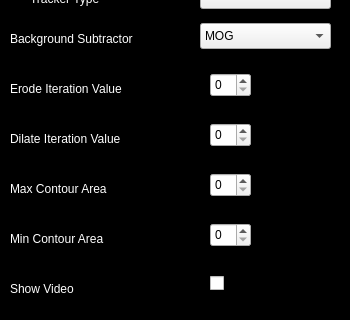
Qt form SwiftWatch/settings.ui (colbytimm/SwiftWatch) before a commit; both pictures show x 0 to 350 and y 87 to 407 of the 350 by 606 pixel window.
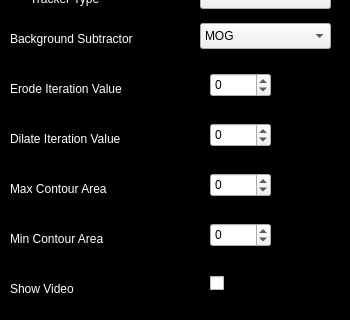
The same form after that commit.

Commit message: Increase max for QSpinBox for min and max contour area

The edit to the form file:
```diff
--- a/SwiftWatch/settings.ui
+++ b/SwiftWatch/settings.ui
@@ -123,10 +123,13 @@
     <rect>
      <x>210</x>
      <y>160</y>
-     <width>41</width>
+     <width>61</width>
      <height>24</height>
     </rect>
    </property>
+   <property name="wrapping">
+    <bool>true</bool>
+   </property>
   </widget>
   <widget class="QLabel" name="erode">
    <property name="geometry">
@@ -173,10 +176,13 @@
     <rect>
      <x>210</x>
      <y>210</y>
-     <width>41</width>
+     <width>61</width>
      <height>24</height>
     </rect>
    </property>
+   <property name="wrapping">
+    <bool>true</bool>
+   </property>
   </widget>
   <widget class="QPushButton" name="reset_defaults_btn">
    <property name="geometry">
@@ -328,20 +334,32 @@
     <rect>
      <x>210</x>
      <y>310</y>
-     <width>41</width>
+     <width>61</width>
      <height>24</height>
     </rect>
    </property>
+   <property name="wrapping">
+    <bool>true</bool>
+   </property>
+   <property name="maximum">
+    <number>500</number>
+   </property>
   </widget>
   <widget class="QSpinBox" name="max_contour_area">
    <property name="geometry">
     <rect>
      <x>210</x>
      <y>260</y>
-     <width>41</width>
+     <width>61</width>
      <height>24</height>
     </rect>
    </property>
+   <property name="wrapping">
+    <bool>true</bool>
+   </property>
+   <property name="maximum">
+    <number>500</number>
+   </property>
   </widget>
   <widget class="QLabel" name="min_value">
    <property name="geometry">
```
The commit also changes 1 other file.
